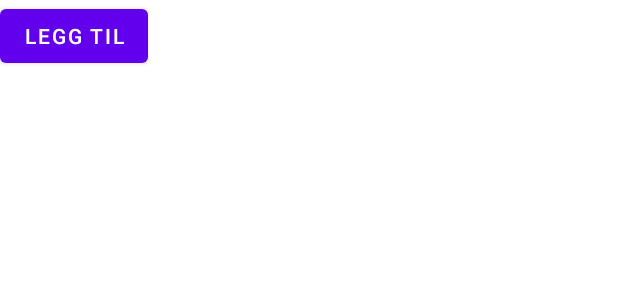
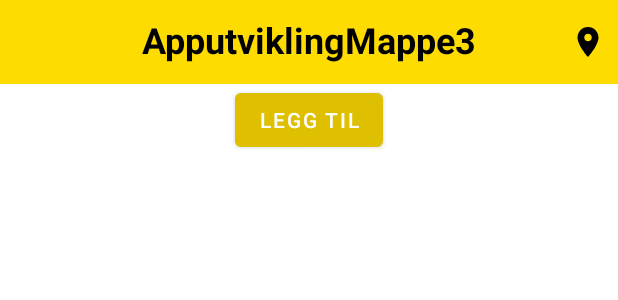
Before and after one commit to WilliamNerem/ApputviklingMappe3, an Android app: the layout hus_list.xml on its own in the app's theme, with its tools: preview values and no code run, on a phone screen of 412 x 824 dp. Shown: the top 300 px of the screen. Run offline under Robolectric (Android 15) with nearby library versions, the phone set to English and light mode, and no system bars.

Commit message:
Lagt til toolbar

```diff
--- /dev/null
+++ b/app/src/main/res/drawable/ic_baseline_list_alt_24.xml
@@ -0,0 +1,5 @@
+<vector android:autoMirrored="true" android:height="24dp"
+    android:tint="#FFFFFF" android:viewportHeight="24"
+    android:viewportWidth="24" android:width="24dp" xmlns:android="http://schemas.android.com/apk/res/android">
+    <path android:fillColor="@android:color/white" android:pathData="M19,5v14L5,19L5,5h14m1.1,-2L3.9,3c-0.5,0 -0.9,0.4 -0.9,0.9v16.2c0,0.4 0.4,0.9 0.9,0.9h16.2c0.4,0 0.9,-0.5 0.9,-0.9L21,3.9c0,-0.5 -0.5,-0.9 -0.9,-0.9zM11,7h6v2h-6L11,7zM11,11h6v2h-6v-2zM11,15h6v2h-6zM7,7h2v2L7,9zM7,11h2v2L7,13zM7,15h2v2L7,17z"/>
+</vector>
--- a/app/src/main/res/layout/hus_list.xml
+++ b/app/src/main/res/layout/hus_list.xml
@@ -3,17 +3,32 @@
     xmlns:app="http://schemas.android.com/apk/res-auto"
     android:layout_width="match_parent"
     android:layout_height="match_parent">
+    <androidx.constraintlayout.widget.ConstraintLayout
+        android:layout_width="match_parent"
+        android:layout_height="match_parent">
+
+        <include
+            android:id="@+id/husListToolbar"
+            layout="@layout/top_app_bar" />
 
         <Button
             android:id="@+id/btnLeggTil"
             android:layout_width="wrap_content"
             android:layout_height="wrap_content"
-        android:text="@string/btnLeggTil"/>
+            android:text="@string/btnLeggTil"
+            app:layout_constraintEnd_toEndOf="parent"
+            app:layout_constraintStart_toStartOf="parent"
+            app:layout_constraintTop_toBottomOf="@+id/husListToolbar"/>
 
         <ListView
             android:id="@+id/list_view_hus"
             android:layout_width="match_parent"
             android:layout_height="wrap_content"
-        android:layout_marginTop="55dp" />
+            android:layout_marginTop="8dp"
+            app:layout_constraintEnd_toEndOf="parent"
+            app:layout_constraintStart_toStartOf="parent"
+            app:layout_constraintTop_toBottomOf="@+id/btnLeggTil"/>
+
+    </androidx.constraintlayout.widget.ConstraintLayout>
 
 </RelativeLayout>
--- /dev/null
+++ b/app/src/main/res/layout/top_app_bar.xml
@@ -0,0 +1,62 @@
+<?xml version="1.0" encoding="utf-8"?>
+<androidx.constraintlayout.widget.ConstraintLayout
+    xmlns:android="http://schemas.android.com/apk/res/android"
+    xmlns:app="http://schemas.android.com/apk/res-auto"
+    xmlns:tools="http://schemas.android.com/tools"
+    android:layout_width="match_parent"
+    android:layout_height="?attr/actionBarSize"
+    android:background="#168BC34A"
+    tools:context=".MainActivity">
+
+    <com.google.android.material.appbar.AppBarLayout
+        android:id="@+id/appBarLayout"
+        android:layout_width="0dp"
+        android:layout_height="wrap_content"
+        app:layout_constraintEnd_toEndOf="parent"
+        app:layout_constraintStart_toStartOf="parent"
+        app:layout_constraintTop_toTopOf="parent">
+
+        <androidx.constraintlayout.widget.ConstraintLayout
+            android:layout_width="match_parent"
+            android:layout_height="match_parent">
+
+            <androidx.appcompat.widget.Toolbar
+                android:id="@+id/toolbar"
+                android:layout_width="match_parent"
+                android:layout_height="wrap_content"
+                android:background="@color/yellow"
+                android:minHeight="?attr/actionBarSize"
+                android:theme="?attr/actionBarTheme"
+                app:layout_constraintStart_toStartOf="parent"
+                app:layout_constraintTop_toTopOf="parent" />
+
+            <ImageView
+                android:id="@+id/maps"
+                android:layout_width="wrap_content"
+                android:layout_height="24dp"
+                android:layout_marginEnd="8dp"
+                app:layout_constraintBottom_toBottomOf="parent"
+                app:layout_constraintEnd_toEndOf="@id/toolbar"
+                app:layout_constraintTop_toTopOf="parent"
+                app:srcCompat="@drawable/ic_baseline_location_on_24"
+                app:tint="@color/black" />
+
+            <TextView
+                android:id="@+id/title"
+                android:layout_width="wrap_content"
+                android:layout_height="wrap_content"
+                android:layout_marginBottom="4dp"
+                android:text="@string/title"
+                android:textColor="@color/black"
+                android:textSize="24sp"
+                android:textStyle="bold"
+                app:layout_constraintBottom_toBottomOf="parent"
+                app:layout_constraintLeft_toLeftOf="parent"
+                app:layout_constraintRight_toRightOf="parent"
+                app:layout_constraintTop_toTopOf="parent" />
+
+        </androidx.constraintlayout.widget.ConstraintLayout>
+
+    </com.google.android.material.appbar.AppBarLayout>
+
+</androidx.constraintlayout.widget.ConstraintLayout>
--- a/app/src/main/res/values-night/themes.xml
+++ b/app/src/main/res/values-night/themes.xml
@@ -1,9 +1,9 @@
 <resources xmlns:tools="http://schemas.android.com/tools">
     <!-- Base application theme. -->
-    <style name="Theme.ApputviklingMappe3" parent="Theme.MaterialComponents.DayNight.DarkActionBar">
+    <style name="Theme.ApputviklingMappe3" parent="Theme.MaterialComponents.DayNight.NoActionBar">
         <!-- Primary brand color. -->
-        <item name="colorPrimary">@color/purple_200</item>
-        <item name="colorPrimaryVariant">@color/purple_700</item>
+        <item name="colorPrimary">@color/dark_yellow</item>
+        <item name="colorPrimaryVariant">@color/dark_yellow</item>
         <item name="colorOnPrimary">@color/black</item>
         <!-- Secondary brand color. -->
         <item name="colorSecondary">@color/teal_200</item>
--- a/app/src/main/res/values/colors.xml
+++ b/app/src/main/res/values/colors.xml
@@ -9,4 +9,6 @@
     <color name="white">#FFFFFFFF</color>
     <color name="delete_red">#d11a2a</color>
     <color name="edit_orange">#ffa500</color>
+    <color name="yellow">#ffdc00</color>
+    <color name="dark_yellow">#dec000</color>
 </resources>
--- a/app/src/main/res/values/strings.xml
+++ b/app/src/main/res/values/strings.xml
@@ -1,5 +1,6 @@
 <resources>
     <string name="app_name">ApputviklingMappe3</string>
+    <string name="title">ApputviklingMappe3</string>
     <string name="titleEditHus">Endre hus</string>
     <string name="titleLeggTil">Legg til hus</string>
     <string name="hintBeskrivelse">Skriv beskrivelse</string>
--- a/app/src/main/res/values/themes.xml
+++ b/app/src/main/res/values/themes.xml
@@ -1,9 +1,9 @@
 <resources xmlns:tools="http://schemas.android.com/tools">
     <!-- Base application theme. -->
-    <style name="Theme.ApputviklingMappe3" parent="Theme.MaterialComponents.DayNight.DarkActionBar">
+    <style name="Theme.ApputviklingMappe3" parent="Theme.MaterialComponents.DayNight.NoActionBar">
         <!-- Primary brand color. -->
-        <item name="colorPrimary">@color/purple_500</item>
-        <item name="colorPrimaryVariant">@color/purple_700</item>
+        <item name="colorPrimary">@color/dark_yellow</item>
+        <item name="colorPrimaryVariant">@color/dark_yellow</item>
         <item name="colorOnPrimary">@color/white</item>
         <!-- Secondary brand color. -->
         <item name="colorSecondary">@color/teal_200</item>
```
Also changed, not shown: app/src/main/java/com/example/apputviklingmappe3_s344106_s344082/HusList.java (+10 -1 lines), app/src/main/java/com/example/apputviklingmappe3_s344106_s344082/LeggTil.java (+10 -0 lines), app/src/main/java/com/example/apputviklingmappe3_s344106_s344082/Maps.java (+13 -0 lines), app/src/main/res/layout/legg_til.xml (+5 -14 lines), app/src/main/res/layout/maps.xml (+12 -0 lines), app/src/main/res/layout/top_app_bar_maps.xml (added, +62 -0 lines). Lines whose indentation alone changed are shown as unchanged.
